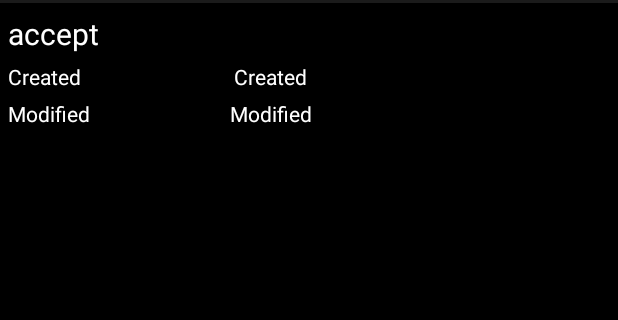
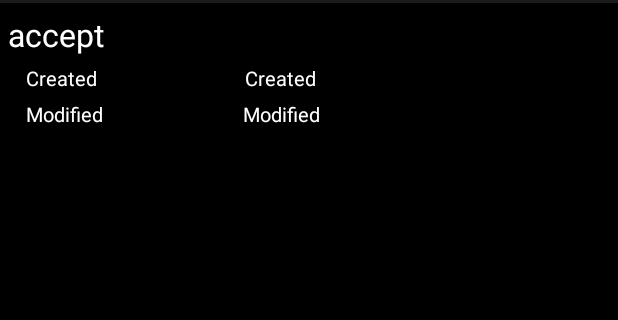
Before and after one commit to AntonioDiaz/QuickNotesApp, an Android app: the layout my_item.xml on its own in the app's theme, with its tools: preview values and no code run, on a phone screen of 412 x 824 dp, the part 69-389 px from its top. Run offline under Robolectric (Android 15) with nearby library versions, the phone set to English and light mode, and no system bars.

Commit message:
Changes in the listView.

```diff
--- a/app/src/main/java/com/example/toni/myapplication/ComplexListAdapter.java
+++ b/app/src/main/java/com/example/toni/myapplication/ComplexListAdapter.java
@@ -59,7 +59,7 @@ public class ComplexListAdapter extends BaseAdapter {
         }
         textView = (TextView)view.findViewById(R.id.creation_date);
         Date myDate = notesList.getNotes().get(position).getDateCreation();
-        SimpleDateFormat dateFormat = new SimpleDateFormat("yyyy-MM-dd hh:mm:ss");
+        SimpleDateFormat dateFormat = new SimpleDateFormat("yyyy-MM-dd HH:mm:ss");
         if (myDate!=null) {
             textView.setText(dateFormat.format(myDate));
         } else {
--- a/app/src/main/res/layout/my_item.xml
+++ b/app/src/main/res/layout/my_item.xml
@@ -20,7 +20,7 @@
         android:layout_height="wrap_content"
         android:background="@android:color/background_dark"
         android:layout_margin="5dp"
-        android:textSize="20dp"
+        android:textSize="21dp"
         android:text="@string/accept"
         android:gravity="center_vertical"
         android:textColor="@android:color/white" />
@@ -28,7 +28,7 @@
         android:layout_width="fill_parent"
         android:layout_height="wrap_content"
         android:layout_marginBottom="5dp"
-        android:layout_marginLeft="5dp"
+        android:layout_marginLeft="17dp"
         android:layout_marginRight="5dp"
         android:orientation="horizontal">
         <TextView
@@ -36,7 +36,7 @@
             android:layout_height="wrap_content"
             android:layout_weight="3"
             android:background="@android:color/background_dark"
-            android:textSize="14dp"
+            android:textSize="13dp"
             android:text="@string/creation_date"
             android:gravity="center_vertical"
             android:textColor="@android:color/white" />
@@ -46,7 +46,7 @@
             android:layout_height="wrap_content"
             android:layout_weight="4"
             android:background="@android:color/background_dark"
-            android:textSize="14dp"
+            android:textSize="13dp"
             android:text="@string/creation_date"
             android:textColor="@android:color/white"
             android:layout_gravity="right"
@@ -56,7 +56,7 @@
         android:layout_width="fill_parent"
         android:layout_height="wrap_content"
         android:layout_marginBottom="5dp"
-        android:layout_marginLeft="5dp"
+        android:layout_marginLeft="17dp"
         android:layout_marginRight="5dp"
         android:orientation="horizontal">
         <TextView
@@ -64,7 +64,7 @@
             android:layout_height="wrap_content"
             android:layout_weight="3"
             android:background="@android:color/background_dark"
-            android:textSize="14dp"
+            android:textSize="13dp"
             android:text="@string/modification_date"
             android:gravity="center_vertical"
             android:textColor="@android:color/white" />
@@ -74,7 +74,7 @@
             android:layout_height="wrap_content"
             android:layout_weight="4"
             android:background="@android:color/background_dark"
-            android:textSize="14dp"
+            android:textSize="13dp"
             android:text="@string/modification_date"
             android:textColor="@android:color/white"
             android:layout_gravity="right"
```
